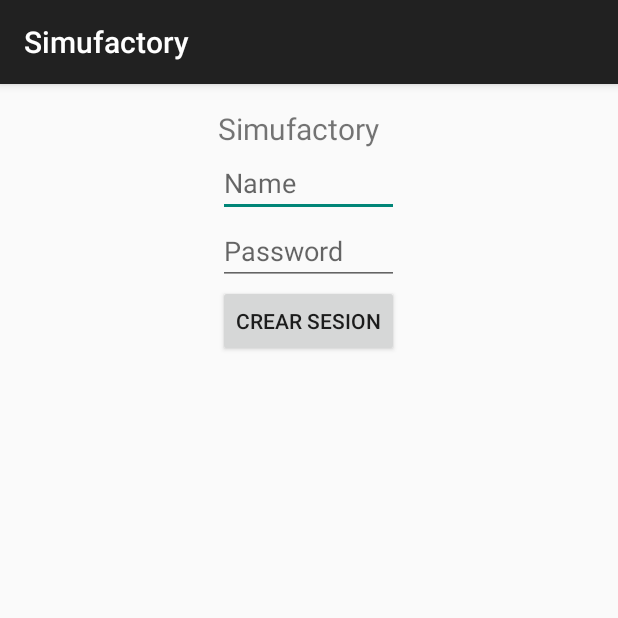
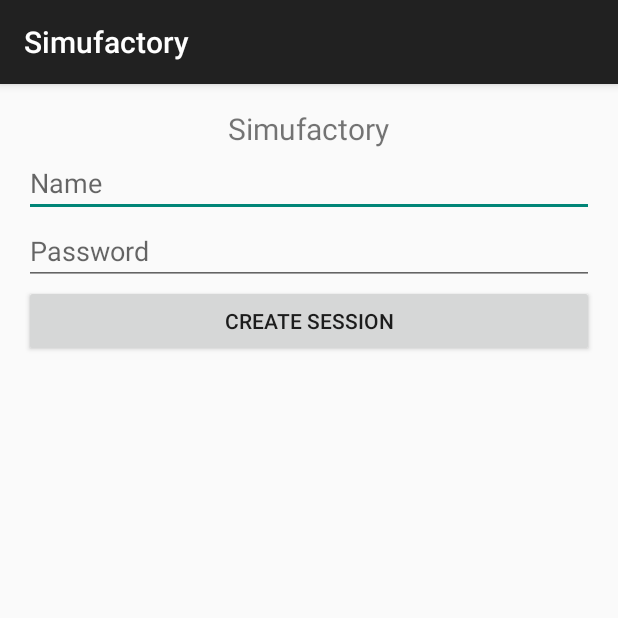
Before and after one commit to canalesb93/Simufactory, an Android app: the screen it shows after launch (MainActivity), on a phone screen of 412 x 824 dp, the top half of it. Run offline under Robolectric (Android 15) with nearby library versions, the phone set to English and light mode, and no system bars; libraries missing offline, so code that uses them is left out: com.firebase.client; 4 statements that could not run were skipped.

Commit message:
Updates MainActivity, shows operations

```diff
--- a/app/src/main/java/itesm/mx/simufactory/MasterActivity.java
+++ b/app/src/main/java/itesm/mx/simufactory/MasterActivity.java
@@ -33,7 +33,7 @@ public abstract class MasterActivity extends ActionBarActivity {
                 long millis = System.currentTimeMillis() - startTime;
                 int seconds = (int) (millis / 1000);
                 int minutes = seconds / 60;
-                if(millis >= endTime && !first){
+                if(millis > endTime && !first){
                     first = true;
                     timerHandler.removeCallbacks(timerRunnable);
                     Intent intent = new Intent(MasterActivity.this, SummaryActivity.class);
@@ -43,6 +43,7 @@ public abstract class MasterActivity extends ActionBarActivity {
                         sessionRef.child("active").setValue(false);
                     }
                     startActivity(intent);
+                    return;
                 }
                 seconds = seconds % 60;
                 timerTextView.setText(String.format("%02d:%02d", minutes, seconds));
--- a/app/src/main/java/itesm/mx/simufactory/SessionActivity.java
+++ b/app/src/main/java/itesm/mx/simufactory/SessionActivity.java
@@ -119,7 +119,7 @@ public class SessionActivity extends ActionBarActivity {
                 Simulation mySimulation;
                 mySimulation = createModel1();
                 if(timerConfig.getText().length() > 0)
-                    mySimulation.setTime(Long.parseLong(timerConfig.getText().toString()));
+                    mySimulation.setTime((Long.parseLong(timerConfig.getText().toString())) * 1000);
                 sessionRef.child("simulation").setValue(mySimulation);
                 startActivity(intent);
             } else {
--- a/app/src/main/res/layout/activity_main.xml
+++ b/app/src/main/res/layout/activity_main.xml
@@ -11,7 +11,7 @@
         android:textAlignment="center"
         android:textSize="20sp"
         android:layout_alignParentTop="true"
-        android:layout_alignStart="@+id/sessionName" />
+        android:layout_centerHorizontal="true" />
 
     <ListView
         android:layout_width="wrap_content"
@@ -26,8 +26,10 @@
         android:id="@+id/sessionName"
         android:hint="Name"
         android:layout_below="@id/title"
-        android:layout_alignEnd="@+id/newSessionButton"
-        android:layout_alignStart="@+id/newSessionButton" />
+        android:layout_alignRight="@+id/sessionListView"
+        android:layout_alignEnd="@+id/sessionListView"
+        android:layout_alignParentLeft="true"
+        android:layout_alignParentStart="true" />
 
     <EditText
         android:layout_width="wrap_content"
@@ -35,15 +37,20 @@
         android:id="@+id/sessionPassword"
         android:hint="Password"
         android:layout_below="@+id/sessionName"
+        android:layout_alignRight="@+id/sessionName"
         android:layout_alignEnd="@+id/sessionName"
-        android:layout_alignStart="@+id/sessionName" />
+        android:layout_alignParentLeft="true"
+        android:layout_alignParentStart="true" />
 
     <Button
         android:layout_width="wrap_content"
         android:layout_height="wrap_content"
-        android:text="Crear Sesion"
+        android:text="Create Session"
         android:id="@+id/newSessionButton"
         android:layout_below="@+id/sessionPassword"
-        android:layout_centerHorizontal="true" />
+        android:layout_alignRight="@+id/sessionListView"
+        android:layout_alignEnd="@+id/sessionListView"
+        android:layout_alignParentLeft="true"
+        android:layout_alignParentStart="true" />
 
 </RelativeLayout>
--- a/app/src/main/res/layout/activity_team.xml
+++ b/app/src/main/res/layout/activity_team.xml
@@ -86,7 +86,7 @@
         <ListView
             android:layout_width="match_parent"
             android:layout_height="322dp"
-            android:id="@+id/listView2" />
+            android:id="@+id/operationsLV" />
 
     </LinearLayout>
 
```
Also changed, not shown: app/src/main/java/itesm/mx/simufactory/TeamActivity.java (+30 -1 lines).
